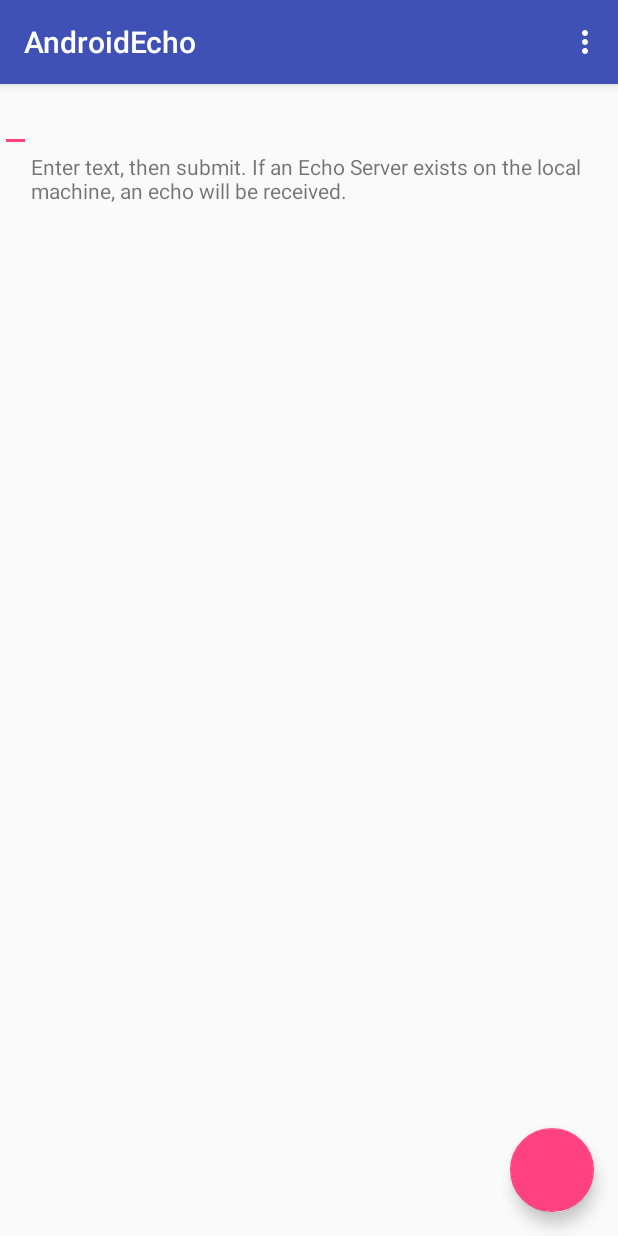
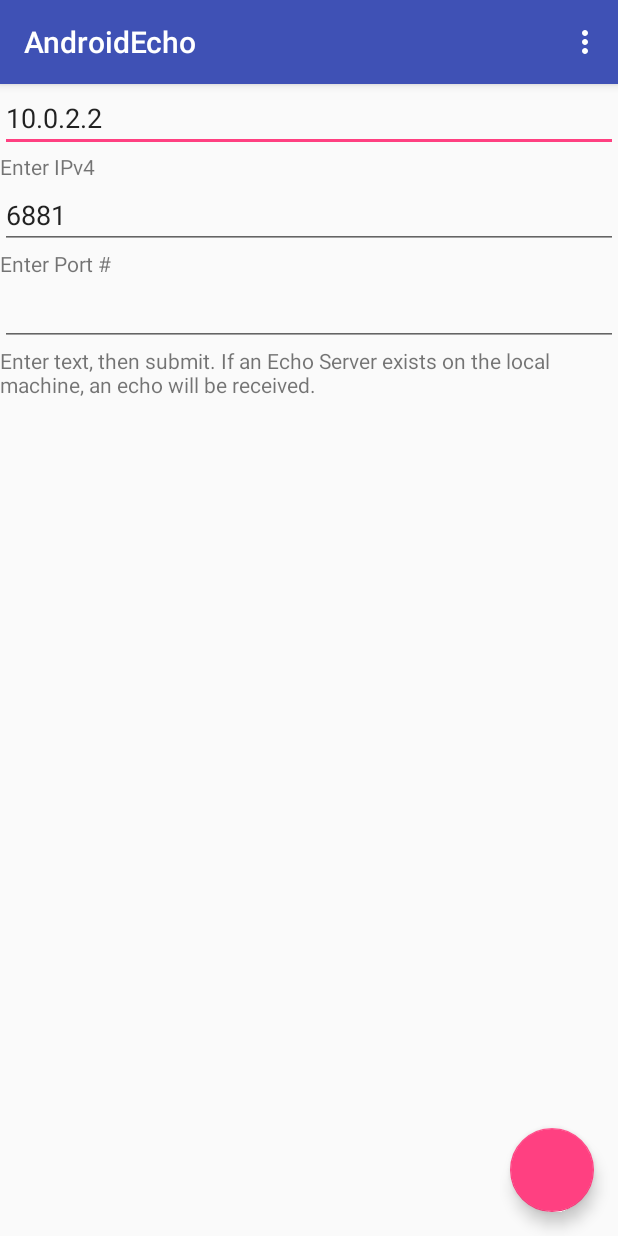
Before and after one commit to MREvers/AndroidEcho, an Android app: the screen it shows after launch (MainActivity), on a phone screen of 412 x 824 dp. Run offline under Robolectric (Android 15) with nearby library versions, the phone set to English and light mode, and no system bars.

Commit message:
IP and Port Now Inputable

```diff
--- a/app/src/main/java/com/example/matthew/androidecho/ClientSocket.java
+++ b/app/src/main/java/com/example/matthew/androidecho/ClientSocket.java
@@ -16,17 +16,52 @@ import java.net.SocketAddress;
  */
 
 public class ClientSocket {
+    String IPAddress;
+    int Port;
     Socket m_Socket;
     DataOutputStream OutputStream;
     DataInputStream InputStream;
 
-    public ClientSocket() throws IOException {
-        // 10.0.2.2 is the loopback on local HOST machine.
-        // Don't forget to include Internet permissions in the manifest.
-        m_Socket = new Socket("10.0.2.2", 6881);
+    public ClientSocket(String aIPAddress, int aPort) {
+        IPAddress = aIPAddress;
+        Port = aPort;
+        m_Socket = null;
+    }
 
-        OutputStream = new DataOutputStream(m_Socket.getOutputStream());
-        InputStream = new DataInputStream(m_Socket.getInputStream());
+    public boolean Connect() {
+        try{
+            if (m_Socket == null && Port < Short.MAX_VALUE*2-1){
+                // 10.0.2.2 is the loopback on local HOST machine.
+                // Don't forget to include Internet permissions in the manifest.
+                SocketAddress socketAddress = new InetSocketAddress(IPAddress, Port);
+
+                m_Socket = new Socket();
+                m_Socket.connect(socketAddress, 200);
+
+                OutputStream = new DataOutputStream(m_Socket.getOutputStream());
+                InputStream = new DataInputStream(m_Socket.getInputStream());
+            }
+            return m_Socket == null || m_Socket.isConnected();
+        }
+        catch (IOException e){
+        }
+
+        return false;
+    }
+
+    public boolean Release(){
+        boolean bRetval = false;
+        if (m_Socket != null){
+            try{
+                m_Socket.close();
+                bRetval = true;
+            }
+            catch (IOException e){
+                bRetval = false;
+            }
+        }
+
+        return bRetval;
     }
 
     public void Send(String msg)  throws IOException {
--- /dev/null
+++ b/app/src/main/java/com/example/matthew/androidecho/CommManager.java
@@ -0,0 +1,87 @@
+package com.example.matthew.androidecho;
+
+import android.support.design.widget.Snackbar;
+import android.view.View;
+import android.widget.TextView;
+
+import java.io.IOException;
+import java.util.LinkedList;
+import java.util.concurrent.Semaphore;
+
+/**
+ * Created by Matthew on 8/16/2017.
+ */
+
+public class CommManager {
+    LinkedList<String> MessageBuffer = new LinkedList<String>(){};
+    CommThread commThread;
+    View         SnackBase;
+    Semaphore    SocketMutex;
+
+    String IPAddress;
+    int    Port;
+
+    public CommManager(View SnackPanel){
+        IPAddress = "10.0.2.2";
+        Port = 6881;
+        SnackBase = SnackPanel;
+        SocketMutex = new Semaphore(1);
+    }
+
+    public void Begin(){
+        // Set the default address.
+        // Start the new thread
+        commThread = new CommThread(new ClientSocket(IPAddress, Port), MessageBuffer,
+                SnackBase, SocketMutex);
+        commThread.start();
+    }
+
+    public boolean ChangeAddr(String aIPAddress, int aPort){
+        boolean bRetval = false;
+        if (!IPAddress.equals(aIPAddress) || Port != aPort){
+            MessageBuffer.clear();
+
+            commThread.SetSocket(new ClientSocket(aIPAddress, aPort));
+            IPAddress = aIPAddress;
+            Port = aPort;
+            bRetval = true;
+        }
+        else{
+            bRetval = true;
+        }
+
+        return bRetval;
+    }
+
+    public void SendMessage(String IPAddress, int Port, String MSG){
+        if (ChangeAddr(IPAddress, Port)){
+            SendMessage(MSG);
+        }
+    }
+
+    public void SendMessage(String MSG){
+        MessageBuffer.add(MSG);
+    }
+
+    public void CommListener(){
+
+    }
+
+    private void snackShow(String aMSG, String aActName){
+        Snackbar.make(SnackBase, aMSG, Snackbar.LENGTH_LONG)
+                .setAction(aActName, null).show();
+    }
+
+    private void acquireClient(){
+        try{
+            SocketMutex.acquire();
+        }
+        catch (InterruptedException e){
+
+        }
+    }
+
+    private void releaseClient(){
+        SocketMutex.release();
+    }
+}
--- a/app/src/main/java/com/example/matthew/androidecho/CommThread.java
+++ b/app/src/main/java/com/example/matthew/androidecho/CommThread.java
@@ -1,11 +1,11 @@
 package com.example.matthew.androidecho;
 
-import android.support.design.widget.FloatingActionButton;
 import android.support.design.widget.Snackbar;
 import android.view.View;
 
 import java.io.IOException;
 import java.util.LinkedList;
+import java.util.concurrent.Semaphore;
 
 /**
  * Created by Matthew on 8/16/2017.
@@ -13,35 +13,54 @@ import java.util.LinkedList;
 
 public class CommThread extends Thread {
     LinkedList<String> MessegeQueue = new LinkedList<>();
+    ClientSocket ClientSocket;
     View SnackBarAnchor;
+    Semaphore SocketMutex;
 
-    public CommThread(LinkedList<String> aMsgBuffer, View aViewAnchor){
+    public CommThread(ClientSocket clientSocket, LinkedList<String> aMsgBuffer,
+                      View aViewAnchor, Semaphore aMutex){
         MessegeQueue = aMsgBuffer;
         SnackBarAnchor = aViewAnchor;
+        ClientSocket = clientSocket;
+        SocketMutex = aMutex;
+    }
+
+    public void SetSocket(ClientSocket aNewSocket){
+        acquireClient();
+        if (CloseSocket()){
+            ClientSocket = aNewSocket;
+        }
+        releaseClient();
+    }
+
+    public boolean CloseSocket(){
+        if (ClientSocket != null){
+            if(!ClientSocket.Release()){
+                ClientSocket = null;
+                snackShow("Could Not Release Socket", "CT:Close");
+                return false;
+            }
+        }
+        return true;
     }
 
     @Override
     public void run() {
+        try{
+            snackShow("Comm Thread Running", "Confirm");
+            while(true){
+                acquireClient();
+                if (ClientSocket != null && ClientSocket.Connect()){
+                    while(MessegeQueue.size() > 0){
+                        ClientSocket.Send(MessegeQueue.getFirst());
+                        snackShow("Sent: " + MessegeQueue.getFirst(), "Verify");
+                        MessegeQueue.removeFirst();
 
-        ClientSocket clientSock;
-        try{
-            clientSock = new ClientSocket();
-            snackShow("Connection Established", "Confirm");
-            while(true){
-                if (MessegeQueue.size() > 0){
-                    clientSock.Send(MessegeQueue.getFirst());
-                    snackShow("Sent: " + MessegeQueue.getFirst(), "Verify");
-                    MessegeQueue.removeFirst();
-
-                    if (!sleep(200)){break;}
-
-                    String szResp = "NoResp";
-                    szResp = clientSock.Recv();
-
-                    snackShow("Server Response: " + szResp, "Resp");
+                        if (!sleep(100)){releaseClient(); continue;}
+                    }
                 }
-
-                if (!sleep(200)){break;}
+                releaseClient();
+                if (!sleep(200)){continue;}
             }
         }catch (IOException e){
             snackShow(e.getMessage(), "IOFail");
@@ -50,7 +69,7 @@ public class CommThread extends Thread {
 
     private boolean sleep(int aiMSecs){
         try {
-            Thread.sleep(200);
+            Thread.sleep(aiMSecs);
             return true;
         } catch (InterruptedException e) {
             // Interrupted exception will occur if
@@ -65,4 +84,17 @@ public class CommThread extends Thread {
         Snackbar.make(SnackBarAnchor, aMSG, Snackbar.LENGTH_LONG)
                 .setAction(aActName, null).show();
     }
+
+    private void acquireClient(){
+        try{
+            SocketMutex.acquire();
+        }
+        catch (InterruptedException e){
+
+        }
+    }
+
+    private void releaseClient(){
+        SocketMutex.release();
+    }
 }
--- a/app/src/main/res/layout/content_main.xml
+++ b/app/src/main/res/layout/content_main.xml
@@ -11,15 +11,44 @@
 <GridLayout
     android:layout_width="match_parent"
     android:layout_height="match_parent"
-    android:rowCount="2">
+    android:orientation="vertical"
+    android:rowCount="6">
+
     <EditText
         android:layout_row="0"
         android:inputType="text"
+        android:text="10.0.2.2"
+        android:layout_width="match_parent"
+        android:id="@+id/my_ip_input"/>
+    <TextView
+        android:layout_row="1"
+        android:text="Enter IPv4"
+        app:layout_constraintBottom_toBottomOf="parent"
+        app:layout_constraintLeft_toLeftOf="parent"
+        app:layout_constraintRight_toRightOf="parent"
+        app:layout_constraintTop_toTopOf="parent" />
+
+    <EditText
+        android:layout_row="2"
+        android:inputType="text"
+        android:text="6881"
+        android:layout_width="match_parent"
+        android:id="@+id/my_port_input"/>
+    <TextView
+        android:layout_row="3"
+        android:text="Enter Port #"
+        app:layout_constraintBottom_toBottomOf="parent"
+        app:layout_constraintLeft_toLeftOf="parent"
+        app:layout_constraintRight_toRightOf="parent"
+        app:layout_constraintTop_toTopOf="parent" />
+
+    <EditText
+        android:layout_row="4"
+        android:inputType="text"
+        android:layout_width="match_parent"
         android:id="@+id/my_text_input"/>
     <TextView
-        android:layout_row="1"
-        android:layout_width="wrap_content"
-        android:layout_height="wrap_content"
+        android:layout_row="5"
         android:text="Enter text, then submit. If an Echo Server exists on the local machine, an echo will be received."
         app:layout_constraintBottom_toBottomOf="parent"
         app:layout_constraintLeft_toLeftOf="parent"
```
Also changed, not shown: app/src/main/java/com/example/matthew/androidecho/MainActivity.java (+23 -14 lines).
